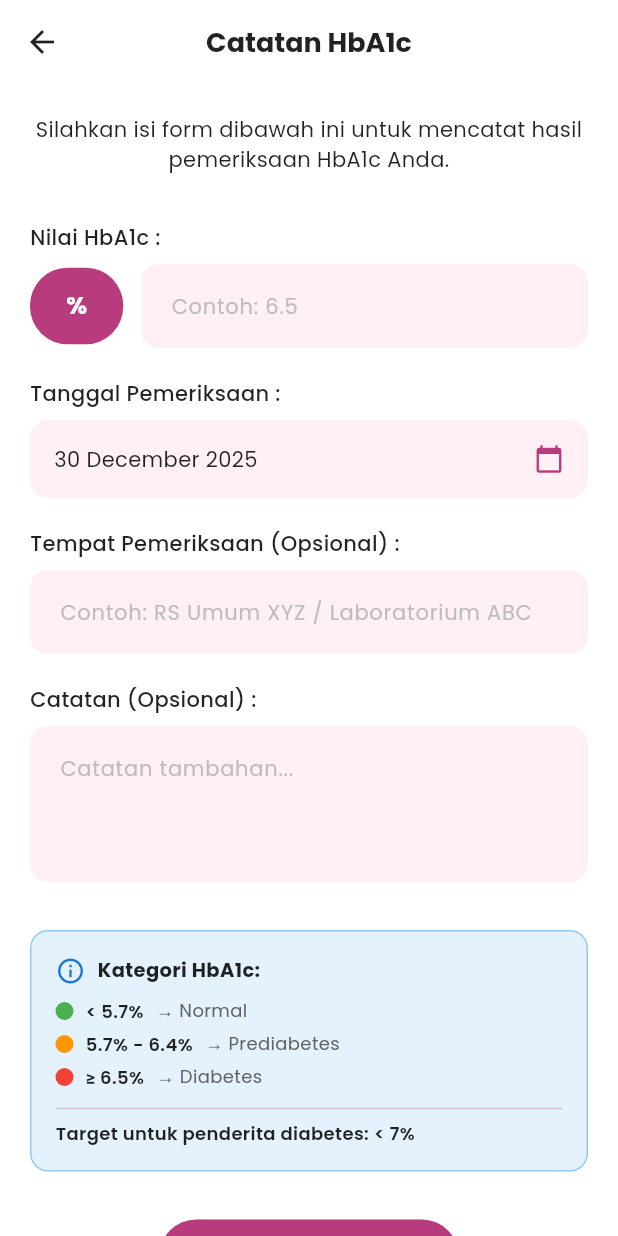
After one commit to yosuatarigan/promedia-v2, a Flutter app: the CatatanHbA1cScreen screen opened directly, on a phone screen of 412 x 824 dp. The commit adds this screen. Run offline on Flutter 3.47's test engine with Material 3 defaults, Android fonts, the phone set to English and light mode, and no system bars; our stand-ins replace cloud_firestore, firebase_auth, firebase_core, firebase_storage, fl_chart, google_fonts and 1 more; accounts and stored records are empty.

```diff
--- /dev/null
+++ b/lib/catatan_hba1c.dart
@@ -0,0 +1,495 @@
+import 'package:flutter/material.dart';
+import 'package:cloud_firestore/cloud_firestore.dart';
+import 'package:firebase_auth/firebase_auth.dart';
+import 'package:intl/intl.dart';
+
+class CatatanHbA1cScreen extends StatefulWidget {
+  const CatatanHbA1cScreen({super.key});
+
+  @override
+  State<CatatanHbA1cScreen> createState() => _CatatanHbA1cScreenState();
+}
+
+class _CatatanHbA1cScreenState extends State<CatatanHbA1cScreen> {
+  final _formKey = GlobalKey<FormState>();
+  final _nilaiHbA1cController = TextEditingController();
+  final _tempatController = TextEditingController();
+  final _catatanController = TextEditingController();
+
+  DateTime _selectedDate = DateTime.now();
+  bool _isLoading = false;
+
+  String _getStatus(double nilai) {
+    if (nilai < 5.7) {
+      return 'Normal';
+    } else if (nilai >= 5.7 && nilai < 6.5) {
+      return 'Prediabetes';
+    } else {
+      return 'Diabetes';
+    }
+  }
+
+  Color _getStatusColor(String status) {
+    if (status == 'Normal') {
+      return Colors.green;
+    } else if (status == 'Prediabetes') {
+      return Colors.orange;
+    } else {
+      return Colors.red;
+    }
+  }
+
+  Future<void> _pilihTanggal() async {
+    final DateTime? picked = await showDatePicker(
+      context: context,
+      initialDate: _selectedDate,
+      firstDate: DateTime(2020),
+      lastDate: DateTime.now(),
+      builder: (context, child) {
+        return Theme(
+          data: Theme.of(context).copyWith(
+            colorScheme: const ColorScheme.light(
+              primary: Color(0xFFB83B7E),
+              onPrimary: Colors.white,
+              onSurface: Colors.black87,
+            ),
+          ),
+          child: child!,
+        );
+      },
+    );
+
+    if (picked != null && picked != _selectedDate) {
+      setState(() {
+        _selectedDate = picked;
+      });
+    }
+  }
+
+  Future<void> _simpanData() async {
+    if (!_formKey.currentState!.validate()) return;
+
+    setState(() => _isLoading = true);
+
+    try {
+      final user = FirebaseAuth.instance.currentUser;
+      if (user == null) return;
+
+      final userDoc = await FirebaseFirestore.instance
+          .collection('users')
+          .doc(user.uid)
+          .get();
+
+      final noKode = userDoc.data()?['noKode'] ?? '';
+      final nilaiHbA1c = double.parse(_nilaiHbA1cController.text);
+      final status = _getStatus(nilaiHbA1c);
+
+      final data = {
+        'noKode': noKode,
+        'nilaiHbA1c': nilaiHbA1c,
+        'satuan': '%',
+        'tanggal': Timestamp.fromDate(_selectedDate),
+        'tempatPemeriksaan': _tempatController.text.trim(),
+        'catatan': _catatanController.text.trim(),
+        'status': status,
+        'createdAt': FieldValue.serverTimestamp(),
+      };
+
+      await FirebaseFirestore.instance
+          .collection('hba1c_logs')
+          .add(data);
+
+      if (mounted) {
+        _showSuccessDialog(nilaiHbA1c, status);
+      }
+    } catch (e) {
+      if (mounted) {
+        ScaffoldMessenger.of(context).showSnackBar(
+          SnackBar(content: Text('Error: $e')),
+        );
+      }
+    } finally {
+      setState(() => _isLoading = false);
+    }
+  }
+
+  void _showSuccessDialog(double nilai, String status) {
+    showDialog(
+      context: context,
+      barrierDismissible: false,
+      builder: (context) => Dialog(
+        backgroundColor: const Color(0xFF6B3D6B),
+        shape: RoundedRectangleBorder(borderRadius: BorderRadius.circular(20)),
+        child: Padding(
+          padding: const EdgeInsets.all(24),
+          child: Column(
+            mainAxisSize: MainAxisSize.min,
+            children: [
+              const Text(
+                'HbA1c Anda',
+                style: TextStyle(
+                  fontSize: 20,
+                  fontWeight: FontWeight.bold,
+                  color: Colors.white,
+                ),
+              ),
+              const SizedBox(height: 20),
+              Container(
+                padding: const EdgeInsets.symmetric(horizontal: 32, vertical: 12),
+                decoration: BoxDecoration(
+                  color: const Color(0xFFB83B7E),
+                  borderRadius: BorderRadius.circular(25),
+                ),
+                child: Text(
+                  '${nilai.toStringAsFixed(1)}%',
+                  style: const TextStyle(
+                    fontSize: 28,
+                    fontWeight: FontWeight.bold,
+                    color: Colors.white,
+                  ),
+                ),
+              ),
+              const SizedBox(height: 20),
+              Container(
+                padding: const EdgeInsets.symmetric(horizontal: 24, vertical: 10),
+                decoration: BoxDecoration(
+                  color: _getStatusColor(status).withOpacity(0.2),
+                  borderRadius: BorderRadius.circular(20),
+                  border: Border.all(color: _getStatusColor(status), width: 2),
+                ),
+                child: Text(
+                  'Status: $status',
+                  style: TextStyle(
+                    fontSize: 16,
+                    fontWeight: FontWeight.bold,
+                    color: _getStatusColor(status),
+                  ),
+                ),
+              ),
+              const SizedBox(height: 16),
+              Text(
+                'Tanggal: ${DateFormat('dd MMMM yyyy').format(_selectedDate)}',
+                style: const TextStyle(
+                  fontSize: 14,
+                  color: Colors.white70,
+                ),
+              ),
+              const SizedBox(height: 24),
+              const Text(
+                'Target ideal untuk penderita diabetes: < 7%',
+                textAlign: TextAlign.center,
+                style: TextStyle(
+                  fontSize: 12,
+                  color: Colors.white70,
+                  fontStyle: FontStyle.italic,
+                ),
+              ),
+              const SizedBox(height: 24),
+              SizedBox(
+                width: double.infinity,
+                child: ElevatedButton(
+                  onPressed: () {
+                    Navigator.pop(context);
+                    Navigator.pop(context);
+                  },
+                  style: ElevatedButton.styleFrom(
+                    backgroundColor: const Color(0xFFB83B7E),
+                    padding: const EdgeInsets.symmetric(vertical: 14),
+                    shape: RoundedRectangleBorder(
+                      borderRadius: BorderRadius.circular(25),
+                    ),
+                  ),
+                  child: const Text(
+                    'Simpan',
+                    style: TextStyle(
+                      fontSize: 16,
+                      fontWeight: FontWeight.bold,
+                      color: Colors.white,
+                    ),
+                  ),
+                ),
+              ),
+            ],
+          ),
+        ),
+      ),
+    );
+  }
+
+  @override
+  Widget build(BuildContext context) {
+    return Scaffold(
+      backgroundColor: Colors.white,
+      appBar: AppBar(
+        backgroundColor: Colors.white,
+        elevation: 0,
+        leading: IconButton(
+          icon: const Icon(Icons.arrow_back, color: Colors.black87),
+          onPressed: () => Navigator.pop(context),
+        ),
+        title: const Text(
+          'Catatan HbA1c',
+          style: TextStyle(color: Colors.black87, fontWeight: FontWeight.bold),
+        ),
+        centerTitle: true,
+      ),
+      body: Form(
+        key: _formKey,
+        child: SingleChildScrollView(
+          padding: const EdgeInsets.all(20),
+          child: Column(
+            crossAxisAlignment: CrossAxisAlignment.start,
+            children: [
+              const Text(
+                'Silahkan isi form dibawah ini untuk mencatat hasil pemeriksaan HbA1c Anda.',
+                style: TextStyle(fontSize: 14, color: Colors.black87),
+                textAlign: TextAlign.center,
+              ),
+              const SizedBox(height: 32),
+
+              // Nilai HbA1c
+              const Text(
+                'Nilai HbA1c :',
+                style: TextStyle(fontSize: 14, fontWeight: FontWeight.w500),
+              ),
+              const SizedBox(height: 8),
+              Row(
+                children: [
+                  Container(
+                    padding: const EdgeInsets.symmetric(horizontal: 24, vertical: 14),
+                    decoration: BoxDecoration(
+                      color: const Color(0xFFB83B7E),
+                      borderRadius: BorderRadius.circular(25),
+                    ),
+                    child: const Text(
+                      '%',
+                      style: TextStyle(
+                        fontSize: 16,
+                        fontWeight: FontWeight.bold,
+                        color: Colors.white,
+                      ),
+                    ),
+                  ),
+                  const SizedBox(width: 12),
+                  Expanded(
+                    child: TextFormField(
+                      controller: _nilaiHbA1cController,
+                      keyboardType: const TextInputType.numberWithOptions(decimal: true),
+                      decoration: InputDecoration(
+                        hintText: 'Contoh: 6.5',
+                        hintStyle: TextStyle(color: Colors.grey.shade400, fontSize: 14),
+                        filled: true,
+                        fillColor: const Color(0xFFFFF0F5),
+                        border: OutlineInputBorder(
+                          borderRadius: BorderRadius.circular(12),
+                          borderSide: BorderSide.none,
+                        ),
+                        contentPadding: const EdgeInsets.symmetric(horizontal: 16, vertical: 16),
+                      ),
+                      validator: (value) {
+                        if (value == null || value.isEmpty) {
+                          return 'Nilai HbA1c harus diisi';
+                        }
+                        final nilai = double.tryParse(value);
+                        if (nilai == null) {
+                          return 'Masukkan angka yang valid';
+                        }
+                        if (nilai < 3 || nilai > 20) {
+                          return 'Nilai HbA1c tidak wajar (3-20%)';
+                        }
+                        return null;
+                      },
+                    ),
+                  ),
+                ],
+              ),
+              const SizedBox(height: 20),
+
+              // Tanggal Pemeriksaan
+              const Text(
+                'Tanggal Pemeriksaan :',
+                style: TextStyle(fontSize: 14, fontWeight: FontWeight.w500),
+              ),
+              const SizedBox(height: 8),
+              GestureDetector(
+                onTap: _pilihTanggal,
+                child: Container(
+                  padding: const EdgeInsets.symmetric(horizontal: 16, vertical: 16),
+                  decoration: BoxDecoration(
+                    color: const Color(0xFFFFF0F5),
+                    borderRadius: BorderRadius.circular(12),
+                  ),
+                  child: Row(
+                    mainAxisAlignment: MainAxisAlignment.spaceBetween,
+                    children: [
+                      Text(
+                        DateFormat('dd MMMM yyyy').format(_selectedDate),
+                        style: const TextStyle(fontSize: 14, color: Colors.black87),
+                      ),
+                      const Icon(Icons.calendar_today, color: Color(0xFFB83B7E), size: 20),
+                    ],
+                  ),
+                ),
+              ),
+              const SizedBox(height: 20),
+
+              // Tempat Pemeriksaan (Opsional)
+              const Text(
+                'Tempat Pemeriksaan (Opsional) :',
+                style: TextStyle(fontSize: 14, fontWeight: FontWeight.w500),
+              ),
+              const SizedBox(height: 8),
+              TextFormField(
+                controller: _tempatController,
+                decoration: InputDecoration(
+                  hintText: 'Contoh: RS Umum XYZ / Laboratorium ABC',
+                  hintStyle: TextStyle(color: Colors.grey.shade400, fontSize: 14),
+                  filled: true,
+                  fillColor: const Color(0xFFFFF0F5),
+                  border: OutlineInputBorder(
+                    borderRadius: BorderRadius.circular(12),
+                    borderSide: BorderSide.none,
+                  ),
+                  contentPadding: const EdgeInsets.symmetric(horizontal: 16, vertical: 16),
+                ),
+              ),
+              const SizedBox(height: 20),
+
+              // Catatan (Opsional)
+              const Text(
+                'Catatan (Opsional) :',
+                style: TextStyle(fontSize: 14, fontWeight: FontWeight.w500),
+              ),
+              const SizedBox(height: 8),
+              TextFormField(
+                controller: _catatanController,
+                maxLines: 3,
+                decoration: InputDecoration(
+                  hintText: 'Catatan tambahan...',
+                  hintStyle: TextStyle(color: Colors.grey.shade400, fontSize: 14),
+                  filled: true,
+                  fillColor: const Color(0xFFFFF0F5),
+                  border: OutlineInputBorder(
+                    borderRadius: BorderRadius.circular(12),
+                    borderSide: BorderSide.none,
+                  ),
+                  contentPadding: const EdgeInsets.symmetric(horizontal: 16, vertical: 16),
+                ),
+              ),
+              const SizedBox(height: 32),
+
+              // Info Box
+              Container(
+                padding: const EdgeInsets.all(16),
+                decoration: BoxDecoration(
+                  color: Colors.blue.shade50,
+                  borderRadius: BorderRadius.circular(12),
+                  border: Border.all(color: Colors.blue.shade200),
+                ),
+                child: Column(
+                  crossAxisAlignment: CrossAxisAlignment.start,
+                  children: [
+                    Row(
+                      children: [
+                        Icon(Icons.info_outline, color: Colors.blue.shade700, size: 20),
+                        const SizedBox(width: 8),
+                        const Text(
+                          'Kategori HbA1c:',
+                          style: TextStyle(
+                            fontSize: 13,
+                            fontWeight: FontWeight.bold,
+                            color: Colors.black87,
+                          ),
+                        ),
+                      ],
+                    ),
+                    const SizedBox(height: 8),
+                    _buildInfoRow('< 5.7%', 'Normal', Colors.green),
+                    _buildInfoRow('5.7% - 6.4%', 'Prediabetes', Colors.orange),
+                    _buildInfoRow('≥ 6.5%', 'Diabetes', Colors.red),
+                    const Divider(height: 16),
+                    const Text(
+                      'Target untuk penderita diabetes: < 7%',
+                      style: TextStyle(fontSize: 12, color: Colors.black87, fontWeight: FontWeight.w600),
+                    ),
+                  ],
+                ),
+              ),
+              const SizedBox(height: 32),
+
+              // Button Simpan
+              Center(
+                child: SizedBox(
+                  width: 200,
+                  child: ElevatedButton(
+                    onPressed: _isLoading ? null : _simpanData,
+                    style: ElevatedButton.styleFrom(
+                      backgroundColor: const Color(0xFFB83B7E),
+                      padding: const EdgeInsets.symmetric(vertical: 14),
+                      shape: RoundedRectangleBorder(
+                        borderRadius: BorderRadius.circular(25),
+                      ),
+                    ),
+                    child: _isLoading
+                        ? const SizedBox(
+                            height: 20,
+                            width: 20,
+                            child: CircularProgressIndicator(
+                              color: Colors.white,
+                              strokeWidth: 2,
+                            ),
+                          )
+                        : const Text(
+                            'Simpan',
+                            style: TextStyle(
+                              fontSize: 16,
+                              fontWeight: FontWeight.bold,
+                              color: Colors.white,
+                            ),
+                          ),
+                  ),
+                ),
+              ),
+            ],
+          ),
+        ),
+      ),
+    );
+  }
+
+  Widget _buildInfoRow(String range, String label, Color color) {
+    return Padding(
+      padding: const EdgeInsets.only(bottom: 4),
+      child: Row(
+        children: [
+          Container(
+            width: 12,
+            height: 12,
+            decoration: BoxDecoration(
+              color: color,
+              shape: BoxShape.circle,
+            ),
+          ),
+          const SizedBox(width: 8),
+          Text(
+            range,
+            style: const TextStyle(fontSize: 12, fontWeight: FontWeight.w600),
+          ),
+          const SizedBox(width: 8),
+          Text(
+            '→ $label',
+            style: TextStyle(fontSize: 12, color: Colors.grey.shade700),
+          ),
+        ],
+      ),
+    );
+  }
+
+  @override
+  void dispose() {
+    _nilaiHbA1cController.dispose();
+    _tempatController.dispose();
+    _catatanController.dispose();
+    super.dispose();
+  }
+}
```
Also changed, not shown: lib/home_pasien_screen.dart (+77 -21 lines).
